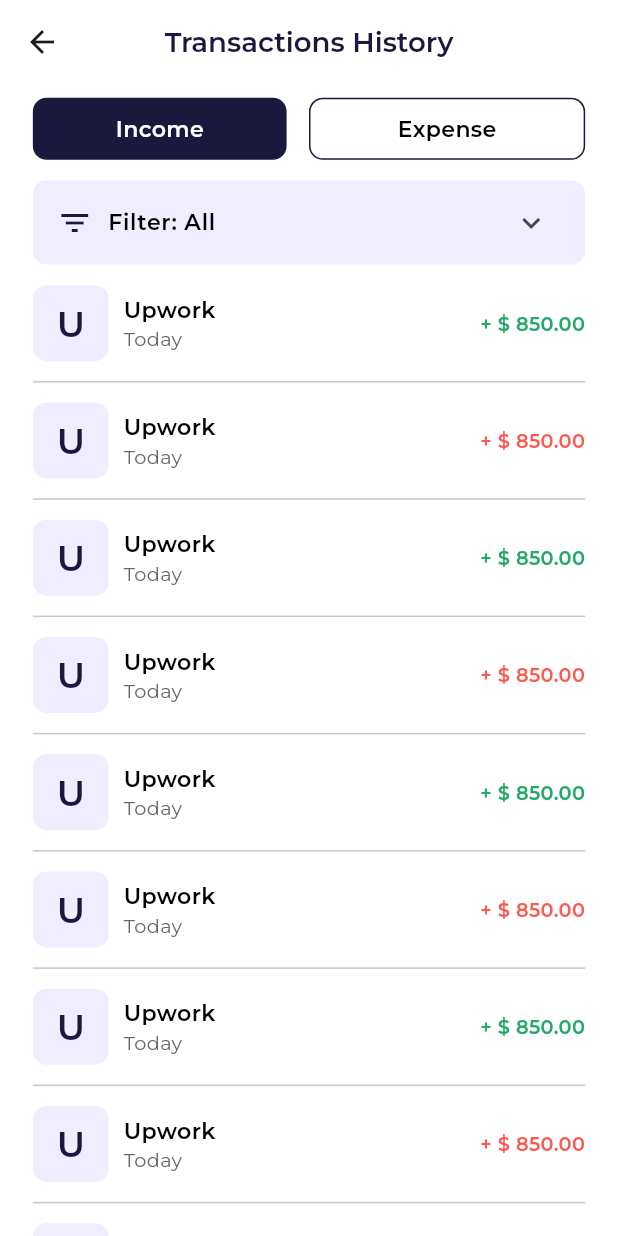
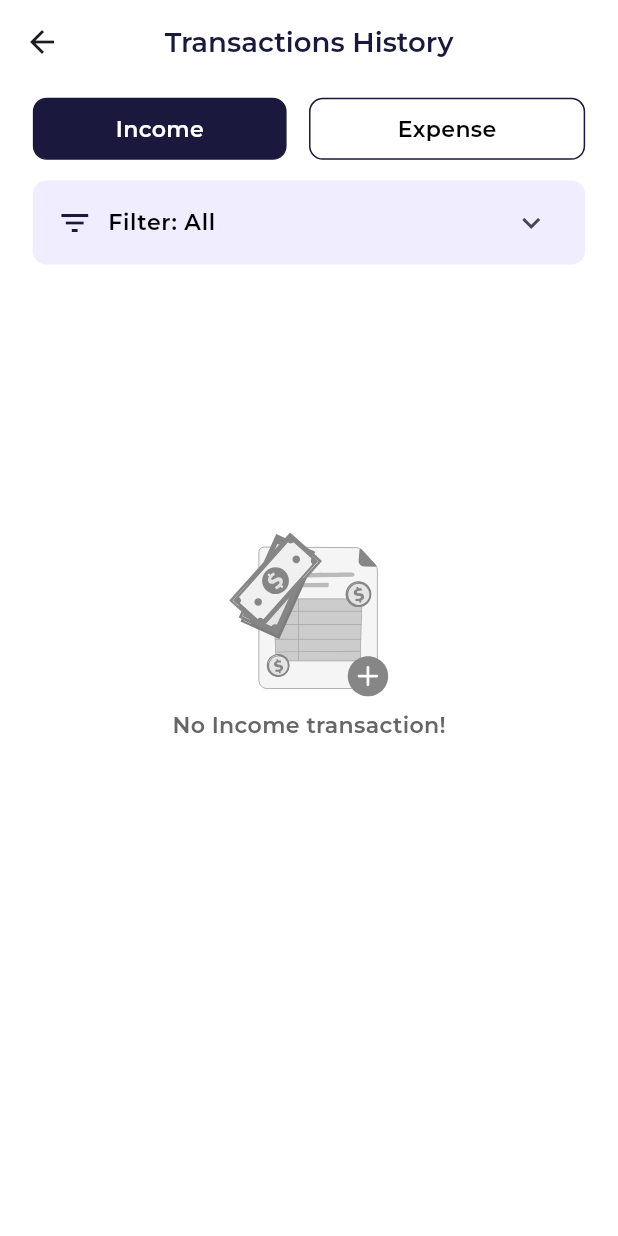
Before and after one commit to priyankpm/money_tracker, a Flutter app: the HistoryView screen opened by its route, on a phone screen of 412 x 824 dp. Run offline on Flutter 3.47's test engine with Material 3 defaults, Android fonts, the light colour scheme and no system bars; our stand-ins replace cloud_firestore, firebase_auth, firebase_core, flutter_screenutil, flutter_spinkit, flutter_svg and 4 more; missing offline and left inert: advanced_salomon_bottom_bar; accounts and stored records are empty.

Commit message:
letest code

```diff
--- a/lib/app/models/transaction_model.dart
+++ b/lib/app/models/transaction_model.dart
@@ -4,18 +4,18 @@
   final String id;
   final String uid;
   final String amount;
-  final String description;
+  final String note;
   final String type;
-  final String title;
+  final String category;
   final DateTime date;
 
   TransactionModel({
     required this.id,
     required this.uid,
     required this.amount,
-    required this.description,
+    required this.note,
     required this.type,
-    required this.title,
+    required this.category,
     required this.date,
   });
 
@@ -24,9 +24,9 @@
       id: json['id'] ?? '',
       uid: json['uid'] ?? '',
       amount: json['amount'] ?? '',
-      description: json['description'] ?? '',
+      note: json['note'] ?? '',
       type: json['type'] ?? '',
-      title: json['title'] ?? '',
+      category: json['category'] ?? '',
       date: (json['date'] as Timestamp).toDate(),
     );
   }
@@ -36,9 +36,9 @@
       'id': id,
       'uid': uid,
       'amount': amount,
-      'description': description,
+      'note': note,
       'type': type,
-      'title': title,
+      'category': category,
       'date': Timestamp.fromDate(date),
     };
   }
--- a/lib/app/modules/historypage/views/history_view.dart
+++ b/lib/app/modules/historypage/views/history_view.dart
@@ -1,9 +1,11 @@
 import 'package:flutter/material.dart';
 import 'package:flutter_screenutil/flutter_screenutil.dart';
 import 'package:get/get.dart';
+import 'package:money_tracker/app/models/transaction_model.dart';
 import 'package:money_tracker/config/app_color.dart';
 import 'package:money_tracker/config/app_text.dart';
 import 'package:money_tracker/utils/extenstion.dart';
+import 'package:money_tracker/utils/no_data_widgets.dart';
 import '../controllers/history_controller.dart';
 
 class HistoryView extends GetView<HistoryController> {
@@ -144,7 +146,13 @@
                 );
               }),
               Padding(padding: EdgeInsets.only(bottom: 5.h)),
-              Expanded(
+              GetBuilder<HistoryController>(
+                initState: (state) {
+                  controller.getIncomes();
+                  controller.getExpense();
+                },
+                builder: (controller) {
+                  return Expanded(
                     child: SingleChildScrollView(
                       physics: BouncingScrollPhysics(),
                       child: Padding(
@@ -152,14 +160,63 @@
                           horizontal: 22.w,
                           vertical: 10.h,
                         ),
-                    child: ListView.separated(
+                        child: Obx(() {
+                          return controller.isLoading.value
+                              ? Padding(
+                                padding: EdgeInsets.only(
+                                  top: MediaQuery.of(context).size.height * 0.26,
+                                ),
+                                child: Center(
+                                  child: CircularProgressIndicator(
+                                    color: AppColors.primaryColor,
+                                  ),
+                                ),
+                              )
+                              : buildListView(
+                                controller,
+                                controller.type.value == "Income"
+                                    ? controller.incomeTransaction
+                                    : controller.expenseTransaction,
+                                context,
+                              );
+                        }),
+                      ),
+                    ),
+                  );
+                },
+              ),
+            ],
+          ),
+        ),
+      ),
+    );
+  }
+
+  Widget buildListView(
+    HistoryController controller,
+    List<TransactionModel> data1,
+    BuildContext context,
+  ) {
+    return data1.isEmpty
+        ? Padding(
+          padding: EdgeInsets.only(
+            top: MediaQuery.of(context).size.height * 0.2,
+          ),
+          child: NoDataWidget(
+            msg:
+                controller.type.value == "Income"
+                    ? AppText.noIncomeTransaction
+                    : AppText.noExpenseTransaction,
+          ),
+        )
+        : ListView.separated(
           physics: NeverScrollableScrollPhysics(),
-                      separatorBuilder:
-                          (context, index) => Divider(height: 30.h),
+          separatorBuilder: (context, index) => Divider(height: 30.h),
           padding: EdgeInsets.only(bottom: 20.h),
-                      itemCount: 10,
+          itemCount: data1.length,
           shrinkWrap: true,
           itemBuilder: (context, index) {
+            final data = data1[index];
             return Row(
               children: [
                 Container(
@@ -170,44 +227,50 @@
                     borderRadius: BorderRadius.circular(10.r),
                   ),
                   child: Center(
-                                child: "U".styleBold(
-                                  size: 26.sp,
+                    child: Column(
+                      mainAxisAlignment: MainAxisAlignment.center,
+                      children: [
+                        getDayAndDate(data.date)["date"]!.styleBold(
+                          size: 20.sp,
                           color: AppColors.primaryColor,
+                        ),
+                        getDayAndDate(data.date)["day"]!.styleSemiBold(
+                          size: 10.sp,
+                          color: AppColors.primaryColor,
+                        ),
+                      ],
                     ),
                   ),
                 ),
                 10.w.addWSpace(),
-                            Column(
+                Expanded(
+                  child: Column(
                     crossAxisAlignment: CrossAxisAlignment.start,
                     children: [
-                                "Upwork".styleSemiBold(
+                      data.category.styleSemiBold(
+                        size: 15.sp,
                         color: AppColors.blackColor,
                       ),
-                                "Today".styleRegular(
-                                  size: 14.sp,
+                      data.note.styleRegular(
+                        size: 13.sp,
                         color: AppColors.greyColor,
                       ),
                     ],
                   ),
+                ),
                 Spacer(),
-                            "+ \$ 850.00".styleSemiBold(
+                "${data.type == AppText.incomeText ? "+" : "-"} \$ ${data.amount}"
+                    .styleSemiBold(
+                      align: TextAlign.end,
                       size: 14.sp,
                       color:
-                                  index % 2 == 0
+                          data.type == AppText.incomeText
                               ? AppColors.greenColor
                               : AppColors.redColor,
                     ),
               ],
             );
           },
-                    ),
-                  ),
-                ),
-              ),
-            ],
-          ),
-        ),
-      ),
         );
   }
 }
--- a/lib/app/modules/login/views/login_view.dart
+++ b/lib/app/modules/login/views/login_view.dart
@@ -24,7 +24,7 @@
       child: SafeArea(
         top: false,
         child: Scaffold(
-          backgroundColor: AppColors.whiteColor,
+          backgroundColor: AppColors.lightPrimaryColor,
           body: SizedBox(
             height: MediaQuery.of(context).size.height,
             child: Stack(
--- a/lib/config/app_images.dart
+++ b/lib/config/app_images.dart
@@ -22,4 +22,5 @@
   static const history1 = "${iconPath}history_1.svg";
   static const chart1 = "${iconPath}chart_1.svg";
   static const profile1 = "${iconPath}user_1.svg";
+  static const noData = "${iconPath}no_daa.svg";
 }
--- a/lib/config/app_text.dart
+++ b/lib/config/app_text.dart
@@ -47,9 +47,9 @@
 
   /// ADD TRANSACTION
   static const String addTransaction = "Add Transaction";
-  static const String title = "Title";
-  static const String description = "Description";
-  static const String descriptionOp = "Description (Optional)";
+  static const String category = "Category";
+  static const String note = "Note";
+  static const String noteOp = "Note (Optional)";
   static const String incomeText = "Income";
   static const String expenseText = "Expense";
   static const String date = "Date";
@@ -68,10 +68,13 @@
   static const String updateSuccess = "Profile updated successfully.";
   static const String updateFailed = "Update profile failed, please try again!";
   static const String addTransactionSuccess = "Transaction added successfully.";
-  static const String addTransactionFailed = "Transaction adding failed, please try again!";
+  static const String addTransactionFailed =
+      "Transaction adding failed, please try again!";
   static const String pleaseAddFName = "Please enter first name.";
   static const String pleaseAddLName = "Please enter last name.";
   static const String pleaseAddAmount = "Please enter amount.";
-  static const String pleaseAddTitle = "Please enter title.";
-
+  static const String pleaseAddCategory = "Please enter category.";
+  static const String noRecentTransaction = "No recent transaction!";
+  static const String noIncomeTransaction = "No Income transaction!";
+  static const String noExpenseTransaction = "No Expense transaction!";
 }
--- /dev/null
+++ b/lib/utils/no_data_widgets.dart
@@ -0,0 +1,29 @@
+import 'package:flutter/material.dart';
+import 'package:flutter_screenutil/flutter_screenutil.dart';
+import 'package:flutter_svg/flutter_svg.dart';
+import 'package:money_tracker/config/app_color.dart';
+import 'package:money_tracker/config/app_images.dart';
+import 'package:money_tracker/utils/extenstion.dart';
+
+class NoDataWidget extends StatelessWidget {
+  final String msg;
+  const NoDataWidget({super.key, required this.msg});
+
+  @override
+  Widget build(BuildContext context) {
+    return Center(
+      child: SizedBox(
+        width: 300.w,
+        child: Column(
+          mainAxisAlignment: MainAxisAlignment.center,
+          crossAxisAlignment: CrossAxisAlignment.center,
+          children: [
+            SvgPicture.asset(AppImages.noData, height: 120.h),
+            8.h.addHSpace(),
+            msg.styleSemiBold(color: AppColors.greyColor),
+          ],
+        ),
+      ),
+    );
+  }
+}
```
Also changed, not shown: lib/app/modules/addEntry/controllers/add_entry_controller.dart (+19 -9 lines), lib/app/modules/addEntry/views/add_entry_view.dart (+4 -4 lines), lib/app/modules/home/views/home_view.dart (+16 -6 lines), assets/icons/no_daa.svg (added). Lines whose indentation alone changed are shown as unchanged.
